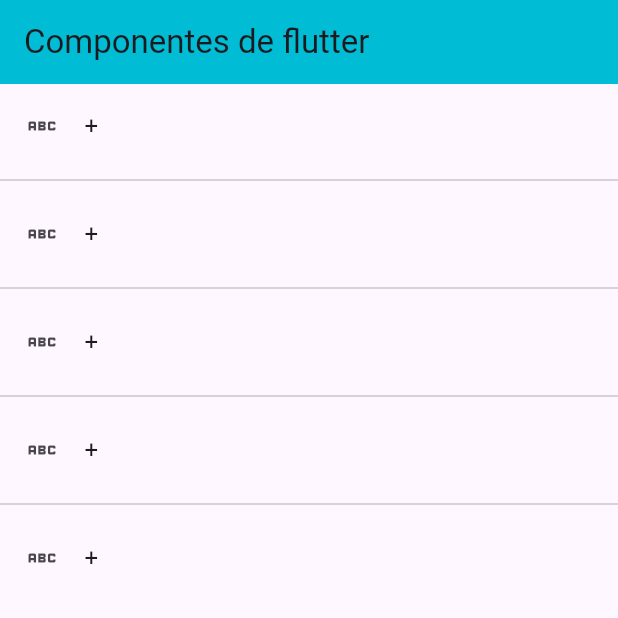
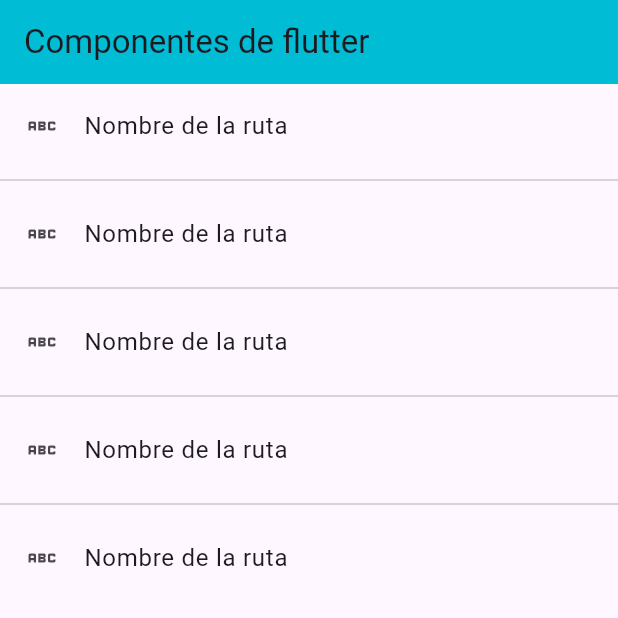
Before and after one commit to Castellon-ACM/fl_components, a Flutter app: the screen it shows after launch, on a phone screen of 412 x 824 dp, the top half of it. Run offline on Flutter 3.47's test engine with Material 3 defaults, Android fonts, the phone set to English and light mode, and no system bars.

Commit message:
Control de errores en las rutas (onGenerateRoute)

```diff
--- a/lib/main.dart
+++ b/lib/main.dart
@@ -20,6 +20,10 @@ class MyApp extends StatelessWidget {
         'card' : (BuildContext context) => const CardScreen(),
         'home' : (BuildContext context) => const HomeScreen(),
         },
+        onGenerateRoute: (setting){
+      return MaterialPageRoute(builder: (context)=>const AlertScreen());
+    }
     );
+
   }
 }
--- a/lib/screens/home_screen.dart
+++ b/lib/screens/home_screen.dart
@@ -14,7 +14,7 @@ class HomeScreen extends StatelessWidget {
       ),
       body: ListView.separated(itemBuilder: (context,index)=>ListTile(
         leading:const Icon(Icons.abc_outlined),
-        title:const Text('+'),
+        title:const Text('Nombre de la ruta'),
         onTap: (){
           Navigator.pushNamed(context, 'card');
         }
```
